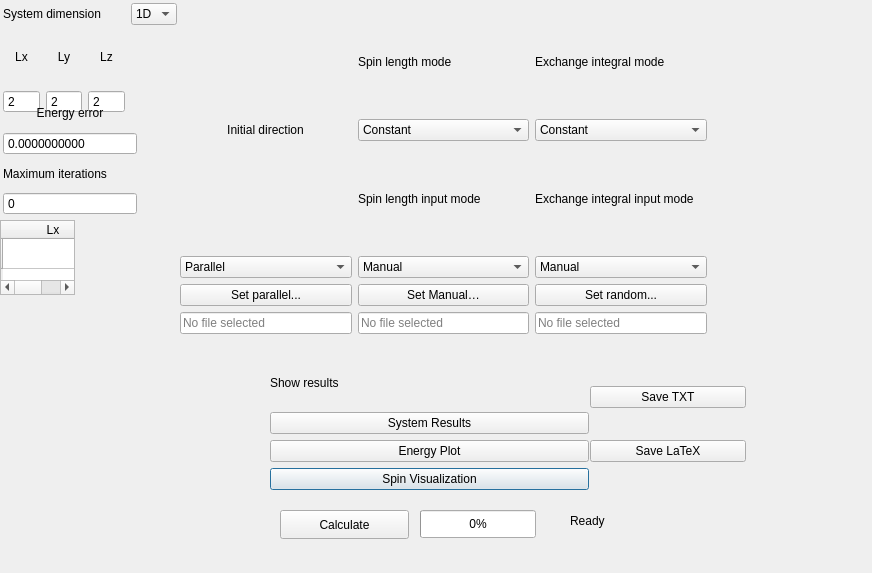
Qt form FaustSpin/UrFaustGUI_TEST_1/parameters_dialog.ui (MadComputationalPhys2003/Progect_Gonchar) before a commit.
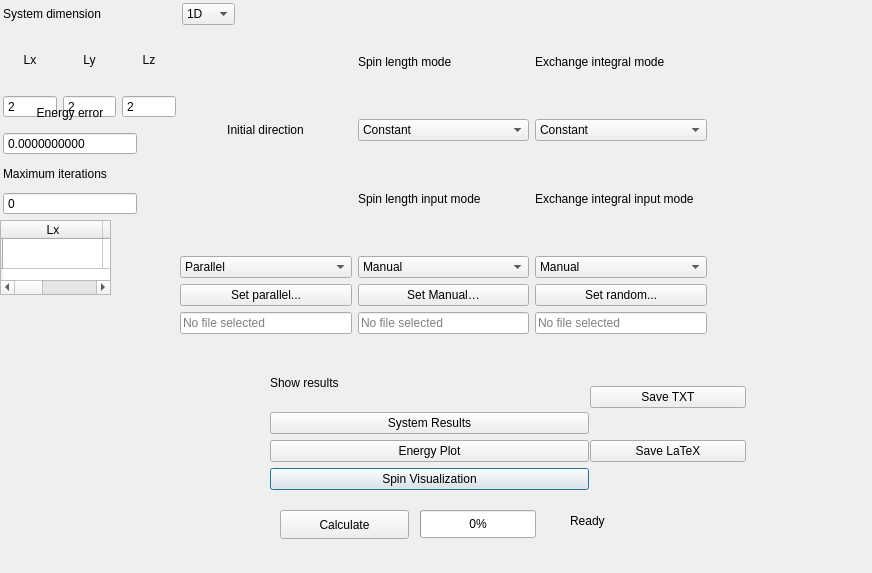
The same form after that commit.

```diff
--- a/FaustSpin/UrFaustGUI_TEST_1/parameters_dialog.ui
+++ b/FaustSpin/UrFaustGUI_TEST_1/parameters_dialog.ui
@@ -123,8 +123,8 @@
     <rect>
      <x>3</x>
      <y>3</y>
-     <width>174</width>
-     <height>110</height>
+     <width>232</width>
+     <height>115</height>
     </rect>
    </property>
    <layout class="QGridLayout" name="gridLayout_5">
@@ -473,7 +473,7 @@
     <rect>
      <x>0</x>
      <y>220</y>
-     <width>75</width>
+     <width>111</width>
      <height>75</height>
     </rect>
    </property>
```
Left out of the diff: 60 changed lines with no effect on the pictures.
